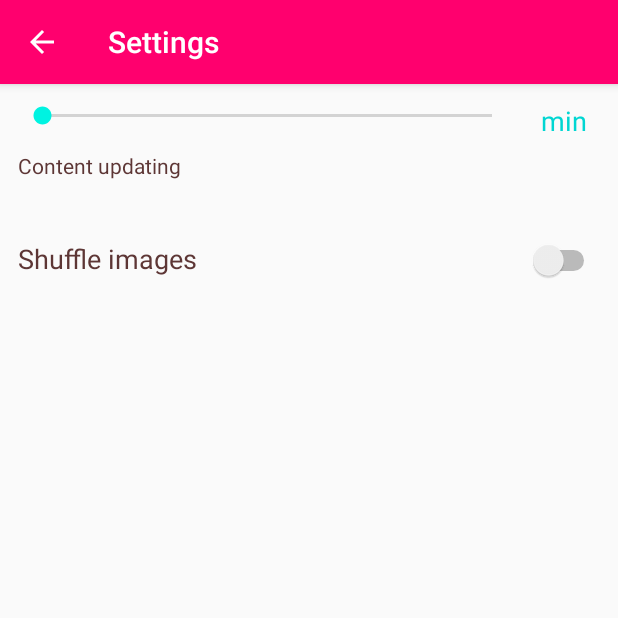
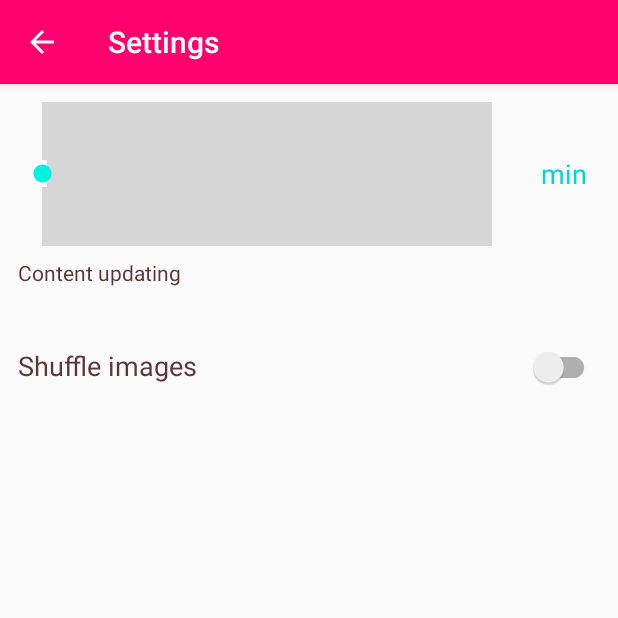
Before and after one commit to PelipetsOlga/Cool_Photos_2, an Android app: the SettingsActivity screen opened directly, with no data from a screen before it, on a phone screen of 412 x 824 dp, the top half of it. Run offline under Robolectric (Android 15) with nearby library versions, the phone set to English and light mode, and no system bars.

Commit message:
Settings layout

```diff
--- a/app/src/main/java/com/mobapply/happymoments/activity/SettingsActivity.java
+++ b/app/src/main/java/com/mobapply/happymoments/activity/SettingsActivity.java
@@ -4,10 +4,14 @@ import android.app.Activity;
 import android.support.v7.app.ActionBar;
 import android.support.v7.app.AppCompatActivity;
 import android.os.Bundle;
+import android.support.v7.widget.SwitchCompat;
 import android.view.Menu;
 import android.view.MenuItem;
+import android.widget.SeekBar;
+import android.widget.Switch;
 
 import com.mobapply.happymoments.R;
+
 
 public class SettingsActivity extends AppCompatActivity {
 
@@ -23,8 +27,12 @@ public class SettingsActivity extends AppCompatActivity {
         actionBar.setIcon(R.drawable.ic_arrow_back_white_24dp);
         actionBar.setDisplayHomeAsUpEnabled(true);
         actionBar.setHomeButtonEnabled(true);
+
+        SeekBar mSeekBar = (SeekBar) findViewById(R.id.seekbar);
+        mSeekBar.setProgressDrawable(getResources()
+                .getDrawable(R.drawable.progress_bar));
+        SwitchCompat switchShuffle = (SwitchCompat) findViewById(R.id.switch_shuffle);
     }
-
 
 
     @Override
@@ -38,7 +46,7 @@ public class SettingsActivity extends AppCompatActivity {
         if (id == android.R.id.home) {
             setResult(Activity.RESULT_OK);
             finish();
-                  return true;
+            return true;
         }
 
         return super.onOptionsItemSelected(item);
--- a/app/src/main/res/layout/activity_settings.xml
+++ b/app/src/main/res/layout/activity_settings.xml
@@ -14,7 +14,8 @@
         android:layout_width="0dp"
         android:layout_height="wrap_content"
         android:layout_columnWeight="1"
-        android:layout_gravity="fill_horizontal" />
+        android:layout_gravity="fill_horizontal"
+        android:max="5" />
 
     <TextView
         android:layout_width="wrap_content"
@@ -42,10 +43,14 @@
         android:textAppearance="?android:attr/textAppearanceMedium"
         android:textColor="@color/color_text_settings" />
 
-    <Switch
+    <android.support.v7.widget.SwitchCompat
         android:id="@+id/switch_shuffle"
+        style="@style/Widget.AppCompat.CompoundButton.Switch"
         android:layout_width="wrap_content"
         android:layout_height="wrap_content"
-        android:layout_gravity="center_horizontal" />
+        android:layout_gravity="center_horizontal"
+        android:textOff=""
+
+        android:textOn="" />
 
 </GridLayout>
--- a/app/src/main/res/values/colors.xml
+++ b/app/src/main/res/values/colors.xml
@@ -6,4 +6,5 @@
     <color name="color_selected_menu">#00D6D2</color>
     <color name="color_setting_background">#FEFEE6</color>
     <color name="color_text_settings">#5D3635</color>
+    <color name="seekbar_background">#CDBFB7</color>
 </resources>
```
